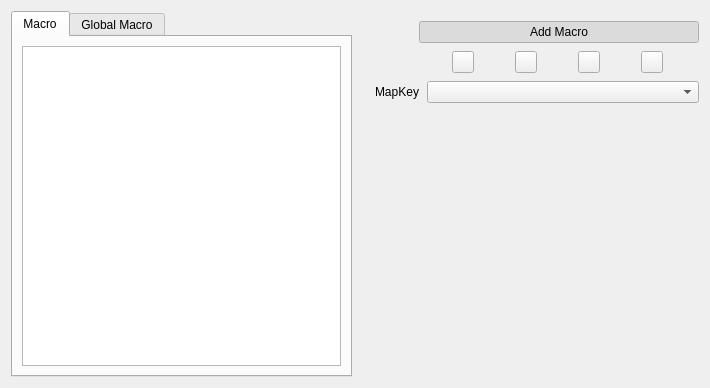
Old version of the form QKeyMapper/qmacrolistdialog.ui in the repository Zalafina/QKeyMapper.
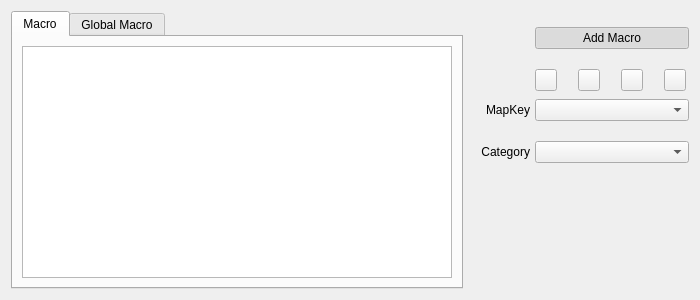
New version of the form. Custom widgets are drawn as their Qt base class.

Commit message: Add macro list dialog.

What changed in the file:
```diff
--- a/QKeyMapper/qmacrolistdialog.ui
+++ b/QKeyMapper/qmacrolistdialog.ui
@@ -6,15 +6,39 @@
    <rect>
     <x>0</x>
     <y>0</y>
-    <width>710</width>
-    <height>388</height>
+    <width>700</width>
+    <height>300</height>
    </rect>
   </property>
+  <property name="minimumSize">
+   <size>
+    <width>500</width>
+    <height>260</height>
+   </size>
+  </property>
   <property name="windowTitle">
    <string>Mapping Macro List</string>
   </property>
   <layout class="QHBoxLayout" name="horizontalLayout">
    <item>
+    <widget class="QWidget" name="macrolistWidget" native="true">
+     <layout class="QVBoxLayout" name="verticalLayout_3">
+      <property name="spacing">
+       <number>0</number>
+      </property>
+      <property name="leftMargin">
+       <number>0</number>
+      </property>
+      <property name="topMargin">
+       <number>0</number>
+      </property>
+      <property name="rightMargin">
+       <number>0</number>
+      </property>
+      <property name="bottomMargin">
+       <number>0</number>
+      </property>
+      <item>
     <widget class="MacroListTabWidget" name="macroListTabWidget">
      <property name="currentIndex">
       <number>0</number>
@@ -39,15 +63,46 @@
        </item>
       </layout>
      </widget>
+       </widget>
+      </item>
+     </layout>
     </widget>
    </item>
    <item>
-    <layout class="QVBoxLayout" name="verticalLayout_right">
+    <widget class="QWidget" name="othersWidget" native="true">
+     <property name="sizePolicy">
+      <sizepolicy hsizetype="Fixed" vsizetype="Preferred">
+       <horstretch>0</horstretch>
+       <verstretch>0</verstretch>
+      </sizepolicy>
+     </property>
+     <property name="minimumSize">
+      <size>
+       <width>220</width>
+       <height>0</height>
+      </size>
+     </property>
+     <property name="maximumSize">
+      <size>
+       <width>220</width>
+       <height>16777215</height>
+      </size>
+     </property>
+     <layout class="QVBoxLayout" name="verticalLayout_4">
      <property name="spacing">
       <number>8</number>
      </property>
-     <property name="sizeConstraint">
-      <enum>QLayout::SizeConstraint::SetMaximumSize</enum>
+      <property name="leftMargin">
+       <number>0</number>
+      </property>
+      <property name="topMargin">
+       <number>0</number>
+      </property>
+      <property name="rightMargin">
+       <number>0</number>
+      </property>
+      <property name="bottomMargin">
+       <number>0</number>
      </property>
      <item>
       <spacer name="verticalSpacer_top">
@@ -60,7 +115,7 @@
        <property name="sizeHint" stdset="0">
         <size>
          <width>20</width>
-         <height>10</height>
+          <height>16</height>
         </size>
        </property>
       </spacer>
@@ -79,11 +134,11 @@
           <enum>Qt::Orientation::Horizontal</enum>
          </property>
          <property name="sizeType">
-          <enum>QSizePolicy::Policy::Maximum</enum>
+           <enum>QSizePolicy::Policy::Minimum</enum>
          </property>
          <property name="sizeHint" stdset="0">
           <size>
-           <width>61</width>
+            <width>66</width>
            <height>22</height>
           </size>
          </property>
@@ -128,6 +183,22 @@
        </item>
       </layout>
      </item>
+      <item>
+       <spacer name="verticalSpacer_1">
+        <property name="orientation">
+         <enum>Qt::Orientation::Vertical</enum>
+        </property>
+        <property name="sizeType">
+         <enum>QSizePolicy::Policy::Fixed</enum>
+        </property>
+        <property name="sizeHint" stdset="0">
+         <size>
+          <width>20</width>
+          <height>12</height>
+         </size>
+        </property>
+       </spacer>
+      </item>
      <item>
       <layout class="QHBoxLayout" name="horizontalLayout_mapkey_selector">
        <property name="spacing">
@@ -139,11 +210,11 @@
           <enum>Qt::Orientation::Horizontal</enum>
          </property>
          <property name="sizeType">
-          <enum>QSizePolicy::Policy::Maximum</enum>
+           <enum>QSizePolicy::Policy::Minimum</enum>
          </property>
          <property name="sizeHint" stdset="0">
           <size>
-           <width>61</width>
+            <width>66</width>
            <height>22</height>
           </size>
          </property>
@@ -199,7 +270,7 @@
          </property>
          <property name="sizeHint" stdset="0">
           <size>
-           <width>8</width>
+            <width>21</width>
            <height>22</height>
           </size>
          </property>
@@ -249,7 +320,7 @@
          </property>
          <property name="sizeHint" stdset="0">
           <size>
-           <width>8</width>
+            <width>21</width>
            <height>22</height>
           </size>
          </property>
@@ -299,7 +370,7 @@
          </property>
          <property name="sizeHint" stdset="0">
           <size>
-           <width>8</width>
+            <width>21</width>
            <height>22</height>
           </size>
          </property>
@@ -342,7 +413,10 @@
       </layout>
      </item>
      <item>
-      <layout class="QHBoxLayout" name="horizontalLayout_2">
+       <layout class="QHBoxLayout" name="horizontalLayout_mapkey">
+        <property name="spacing">
+         <number>5</number>
+        </property>
        <item>
         <widget class="QLabel" name="mapkeyLabel">
          <property name="minimumSize">
@@ -366,7 +440,69 @@
         </widget>
        </item>
        <item>
-        <widget class="QComboBox" name="comboBox"/>
+         <widget class="QComboBox" name="comboBox">
+          <property name="minimumSize">
+           <size>
+            <width>151</width>
+            <height>0</height>
+           </size>
+          </property>
+         </widget>
+        </item>
+       </layout>
+      </item>
+      <item>
+       <spacer name="verticalSpacer_2">
+        <property name="orientation">
+         <enum>Qt::Orientation::Vertical</enum>
+        </property>
+        <property name="sizeType">
+         <enum>QSizePolicy::Policy::Fixed</enum>
+        </property>
+        <property name="sizeHint" stdset="0">
+         <size>
+          <width>20</width>
+          <height>12</height>
+         </size>
+        </property>
+       </spacer>
+      </item>
+      <item>
+       <layout class="QHBoxLayout" name="horizontalLayout_category">
+        <property name="spacing">
+         <number>5</number>
+        </property>
+        <item>
+         <widget class="QLabel" name="categoryLabel">
+          <property name="minimumSize">
+           <size>
+            <width>61</width>
+            <height>22</height>
+           </size>
+          </property>
+          <property name="maximumSize">
+           <size>
+            <width>61</width>
+            <height>22</height>
+           </size>
+          </property>
+          <property name="text">
+           <string>Category</string>
+          </property>
+          <property name="alignment">
+           <set>Qt::AlignmentFlag::AlignRight|Qt::AlignmentFlag::AlignTrailing|Qt::AlignmentFlag::AlignVCenter</set>
+          </property>
+         </widget>
+        </item>
+        <item>
+         <widget class="QComboBox" name="categoryComboBox">
+          <property name="minimumSize">
+           <size>
+            <width>151</width>
+            <height>0</height>
+           </size>
+          </property>
+         </widget>
        </item>
       </layout>
      </item>
@@ -384,6 +520,7 @@
       </spacer>
      </item>
     </layout>
+    </widget>
    </item>
   </layout>
  </widget>
```
Left out of the diff: 4 changed lines with no effect on the pictures. Lines whose indentation alone changed are shown as unchanged.
